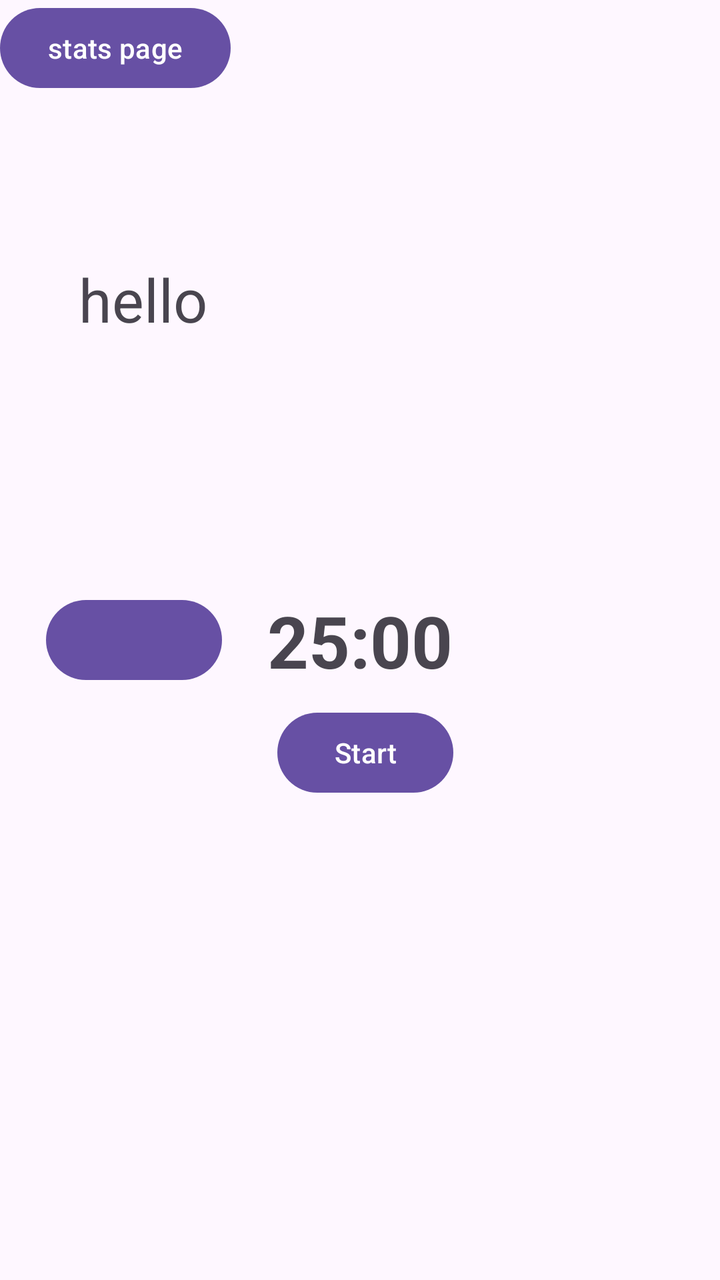
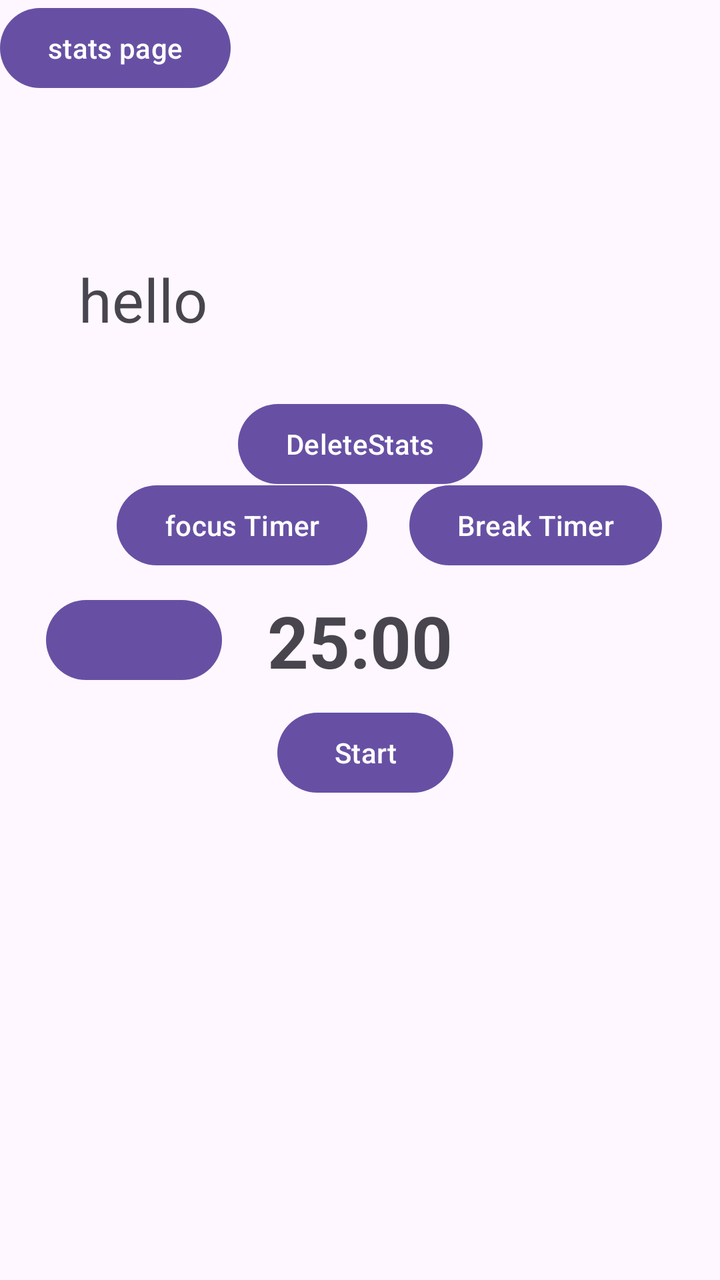

Screens rendered from an Android XML layout before and after an edit, with the pre-edit source and the edit as a unified diff.
<!-- AndroidManifest.xml: application theme Theme.Tamadoro -->
<!-- res/layout/activity_main.xml -->
<?xml version="1.0" encoding="utf-8"?>
<androidx.constraintlayout.widget.ConstraintLayout xmlns:android="http://schemas.android.com/apk/res/android"
    xmlns:app="http://schemas.android.com/apk/res-auto"
    xmlns:tools="http://schemas.android.com/tools"
    android:layout_width="match_parent"
    android:layout_height="match_parent"
    tools:context="io.github.finnimo.tamadoro.MainActivity">

    <TextView
        android:id="@+id/timerTextView"
        android:layout_width="wrap_content"
        android:layout_height="wrap_content"
        android:layout_centerInParent="true"
        android:text="25:00"
        android:textSize="36sp"
        android:textStyle="bold"
        app:layout_constraintBottom_toBottomOf="parent"
        app:layout_constraintEnd_toEndOf="parent"
        app:layout_constraintStart_toStartOf="parent"
        app:layout_constraintTop_toTopOf="parent" />

    <Button
        android:id="@+id/startButton"
        android:layout_width="wrap_content"
        android:layout_height="wrap_content"
        android:layout_below="@id/timerTextView"
        android:layout_marginTop="8dp"
        android:text="Start"
        app:layout_constraintEnd_toEndOf="parent"
        app:layout_constraintHorizontal_bias="0.51"
        app:layout_constraintStart_toStartOf="parent"
        app:layout_constraintTop_toBottomOf="@+id/timerTextView" />

    <Button
        android:id="@+id/stopButton"
        android:layout_width="wrap_content"
        android:layout_height="wrap_content"
        android:layout_marginStart="4dp"
        android:text="Stop"
        android:visibility="invisible"
        app:layout_constraintBottom_toBottomOf="parent"
        app:layout_constraintStart_toEndOf="@+id/timerTextView"
        app:layout_constraintTop_toTopOf="parent" />


    <TextView
        android:id="@+id/totalDurationTextView"
        android:text="hello"
        android:layout_width="wrap_content"
        android:layout_height="wrap_content"
        android:textSize="30sp"
        app:layout_constraintBottom_toTopOf="@+id/timerTextView"
        app:layout_constraintEnd_toEndOf="parent"
        app:layout_constraintHorizontal_bias="0.133"
        app:layout_constraintStart_toStartOf="parent"
        app:layout_constraintTop_toTopOf="parent"
        app:layout_constraintVertical_bias="0.506" />

    <Button
        android:id="@+id/showTotalDurationButton"
        android:layout_width="wrap_content"
        android:layout_height="wrap_content"
        app:layout_constraintBottom_toBottomOf="parent"
        app:layout_constraintEnd_toStartOf="@+id/timerTextView"
        app:layout_constraintStart_toStartOf="parent"
        app:layout_constraintTop_toTopOf="parent" />

    <Button
        android:id="@+id/statisticsViewBtn"
        android:layout_width="wrap_content"
        android:layout_height="wrap_content"
        android:text="stats page"
        tools:layout_editor_absoluteX="-2dp"
        tools:layout_editor_absoluteY="0dp" />

</androidx.constraintlayout.widget.ConstraintLayout>
<!-- resources referenced by this layout -->
<resources>
  <style name="Theme.Tamadoro" parent="Base.Theme.Tamadoro" />
  <style name="Base.Theme.Tamadoro" parent="Theme.Material3.DayNight.NoActionBar">
          
          
      </style>
</resources>

<!-- the commit's change to res/layout/activity_main.xml (unified diff, before → after) -->
@@ -32,11 +32,11 @@
         app:layout_constraintTop_toBottomOf="@+id/timerTextView" />
 
     <Button
-        android:id="@+id/stopButton"
+        android:id="@+id/skipButton"
         android:layout_width="wrap_content"
         android:layout_height="wrap_content"
         android:layout_marginStart="4dp"
-        android:text="Stop"
+        android:text="Skip"
         android:visibility="invisible"
         app:layout_constraintBottom_toBottomOf="parent"
         app:layout_constraintStart_toEndOf="@+id/timerTextView"
@@ -73,4 +73,39 @@
         tools:layout_editor_absoluteX="-2dp"
         tools:layout_editor_absoluteY="0dp" />
 
+    <Button
+        android:id="@+id/deleteStats"
+        android:layout_width="wrap_content"
+        android:layout_height="wrap_content"
+        android:text="DeleteStats"
+        app:layout_constraintBottom_toTopOf="@+id/timerTextView"
+        app:layout_constraintEnd_toEndOf="parent"
+        app:layout_constraintStart_toStartOf="parent"
+        app:layout_constraintTop_toTopOf="parent"
+        app:layout_constraintVertical_bias="0.799" />
+
+    <Button
+        android:id="@+id/focusTimer"
+        android:layout_width="wrap_content"
+        android:layout_height="wrap_content"
+        android:text="focus Timer"
+        app:layout_constraintBottom_toTopOf="@+id/timerTextView"
+        app:layout_constraintEnd_toEndOf="parent"
+        app:layout_constraintHorizontal_bias="0.248"
+        app:layout_constraintStart_toStartOf="parent"
+        app:layout_constraintTop_toTopOf="parent"
+        app:layout_constraintVertical_bias="0.962" />
+
+    <Button
+        android:id="@+id/breakTimer"
+        android:layout_width="wrap_content"
+        android:layout_height="wrap_content"
+        android:text="Break Timer"
+        app:layout_constraintBottom_toTopOf="@+id/timerTextView"
+        app:layout_constraintEnd_toEndOf="parent"
+        app:layout_constraintHorizontal_bias="0.421"
+        app:layout_constraintStart_toEndOf="@+id/focusTimer"
+        app:layout_constraintTop_toTopOf="parent"
+        app:layout_constraintVertical_bias="0.962" />
+
 </androidx.constraintlayout.widget.ConstraintLayout>
